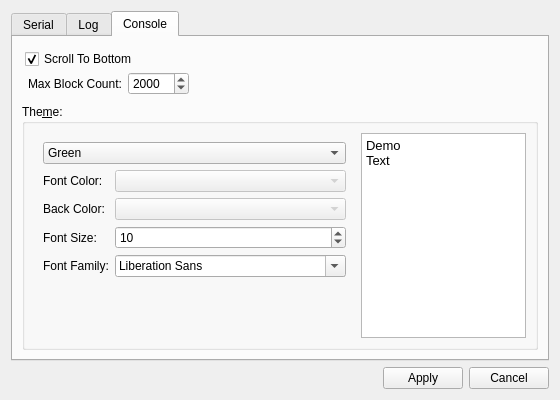
Old version of the form src/settingsdialog.ui in the repository coolshou/qterminal.
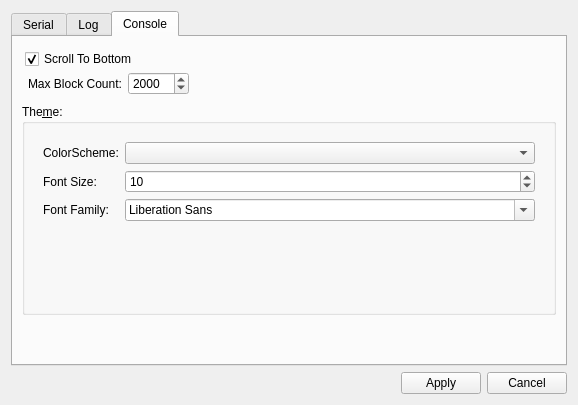
New version of the form. The open tabs and pages were chosen to show the change. Icons and pictures are not drawn.

```diff
--- a/src/settingsdialog.ui
+++ b/src/settingsdialog.ui
@@ -9,8 +9,8 @@
    <rect>
     <x>0</x>
     <y>0</y>
-    <width>560</width>
-    <height>400</height>
+    <width>578</width>
+    <height>405</height>
    </rect>
   </property>
   <property name="minimumSize">
@@ -32,6 +32,12 @@
   <layout class="QVBoxLayout" name="verticalLayout_2">
    <item>
     <widget class="QTabWidget" name="tabWidget">
+     <property name="minimumSize">
+      <size>
+       <width>0</width>
+       <height>300</height>
+      </size>
+     </property>
      <property name="currentIndex">
       <number>2</number>
      </property>
@@ -327,7 +333,7 @@
       <attribute name="title">
        <string>Console</string>
       </attribute>
-      <layout class="QVBoxLayout" name="verticalLayout_3" stretch="0,1">
+      <layout class="QVBoxLayout" name="verticalLayout_3" stretch="0,1,0">
        <item>
         <widget class="QWidget" name="widget" native="true">
          <layout class="QVBoxLayout" name="verticalLayout_5">
@@ -412,6 +418,12 @@
        </item>
        <item>
         <widget class="QGroupBox" name="ThemeGroupBox">
+         <property name="minimumSize">
+          <size>
+           <width>0</width>
+           <height>170</height>
+          </size>
+         </property>
          <property name="title">
           <string>The&amp;me:</string>
          </property>
@@ -421,69 +433,28 @@
          <property name="checkable">
           <bool>false</bool>
          </property>
-         <layout class="QGridLayout" name="gridLayout_3" columnstretch="0,1">
-          <item row="0" column="1" rowspan="3">
-           <widget class="QPlainTextEdit" name="DemoPlainTextEdit">
-            <property name="font">
-             <font>
-              <pointsize>10</pointsize>
-              <weight>50</weight>
-              <bold>false</bold>
-             </font>
-            </property>
-            <property name="plainText">
-             <string>Demo
-Text</string>
-            </property>
-            <property name="textInteractionFlags">
-             <set>Qt::TextEditorInteraction</set>
-            </property>
-            <property name="backgroundVisible">
-             <bool>false</bool>
-            </property>
-           </widget>
-          </item>
-          <item row="0" column="0" rowspan="3">
+         <layout class="QGridLayout" name="gridLayoutThemeGroup" columnstretch="0">
+          <item row="0" column="0" rowspan="2">
            <widget class="QWidget" name="widget_2" native="true">
             <layout class="QFormLayout" name="formLayout">
-             <item row="0" column="0" colspan="2">
-              <widget class="QComboBox" name="ThemeComboBox">
-               <item>
-                <property name="text">
-                 <string>Green</string>
-                </property>
-               </item>
+             <item row="0" column="0">
+              <widget class="QLabel" name="lbColorScheme">
+               <property name="text">
+                <string>ColorScheme:</string>
+               </property>
               </widget>
              </item>
+             <item row="0" column="1">
+              <widget class="QComboBox" name="cbColorScheme"/>
+             </item>
              <item row="2" column="0">
-              <widget class="QLabel" name="FontColorLabel">
+              <widget class="QLabel" name="FontSizeLabel">
                <property name="text">
-                <string>Font Color:</string>
+                <string>Font Size:</string>
                </property>
               </widget>
              </item>
              <item row="2" column="1">
-              <widget class="QComboBox" name="FontColorComboBox">
-               <property name="enabled">
-                <bool>false</bool>
-               </property>
-              </widget>
-             </item>
-             <item row="3" column="1">
-              <widget class="QComboBox" name="BaseColorComboBox">
-               <property name="enabled">
-                <bool>false</bool>
-               </property>
-              </widget>
-             </item>
-             <item row="3" column="0">
-              <widget class="QLabel" name="BaseColorLabel">
-               <property name="text">
-                <string>Back Color:</string>
-               </property>
-              </widget>
-             </item>
-             <item row="4" column="1">
               <widget class="QSpinBox" name="FontSizeSpinBox">
                <property name="maximum">
                 <number>64</number>
@@ -493,29 +464,35 @@
                </property>
               </widget>
              </item>
-             <item row="4" column="0">
-              <widget class="QLabel" name="FontSizeLabel">
-               <property name="text">
-                <string>Font Size:</string>
-               </property>
-              </widget>
-             </item>
-             <item row="5" column="1">
-              <widget class="QFontComboBox" name="fontComboBox"/>
-             </item>
-             <item row="5" column="0">
+             <item row="3" column="0">
               <widget class="QLabel" name="fontLabel">
                <property name="text">
                 <string>Font Family:</string>
                </property>
               </widget>
              </item>
+             <item row="3" column="1">
+              <widget class="QFontComboBox" name="fontComboBox"/>
+             </item>
             </layout>
            </widget>
           </item>
          </layout>
         </widget>
        </item>
+       <item>
+        <spacer name="verticalSpacer_3">
+         <property name="orientation">
+          <enum>Qt::Vertical</enum>
+         </property>
+         <property name="sizeHint" stdset="0">
+          <size>
+           <width>20</width>
+           <height>40</height>
+          </size>
+         </property>
+        </spacer>
+       </item>
       </layout>
      </widget>
     </widget>
```
Left out of the diff: 30 changed lines with no effect on the pictures.
